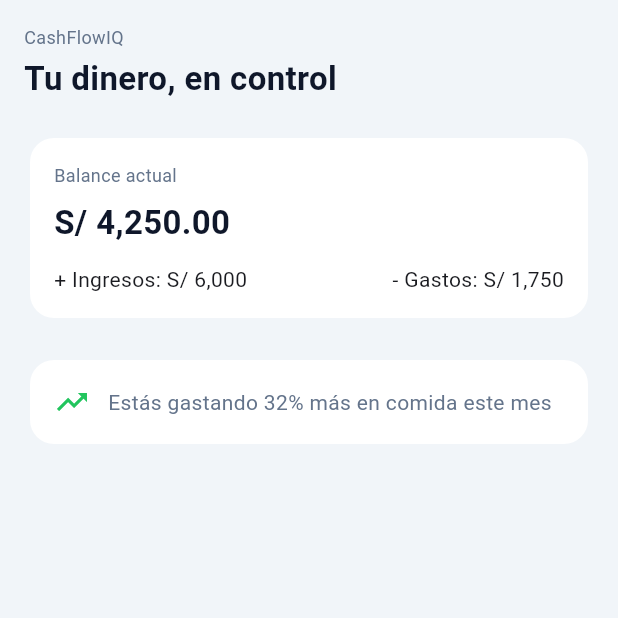
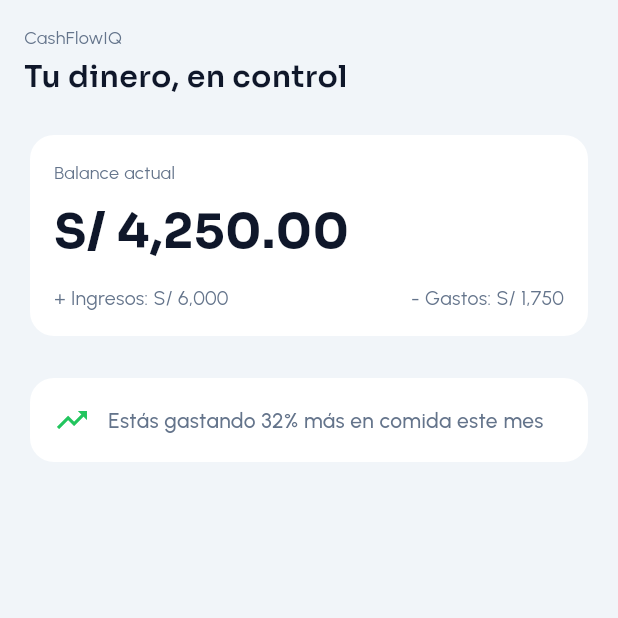
Before and after one commit to alechuertasfranco/cashflowiq, a Flutter app: the screen it shows after launch, on a phone screen of 412 x 824 dp, the top half of it. Run offline on Flutter 3.47's test engine with Material 3 defaults, Android fonts, the phone set to English and light mode, and no system bars; our stand-ins replace google_fonts.

Commit message:
feat: set final theme style

```diff
--- a/lib/core/theme/app_text_styles.dart
+++ b/lib/core/theme/app_text_styles.dart
@@ -1,12 +1,65 @@
 import 'package:flutter/material.dart';
+import 'package:google_fonts/google_fonts.dart';
 import 'app_colors.dart';
 
 class AppTextStyles {
-  static const heading = TextStyle(fontSize: 22, fontWeight: FontWeight.w600, color: AppColors.textPrimary);
+  // =========================
+  // 🔷 HEADINGS (Inter)
+  // =========================
 
-  static const title = TextStyle(fontSize: 18, fontWeight: FontWeight.w600, color: AppColors.textPrimary);
+  static TextStyle h100(BuildContext context) {
+    return GoogleFonts.sora(fontSize: 32, fontWeight: FontWeight.w700, color: AppColors.textPrimary);
+  }
 
-  static const body = TextStyle(fontSize: 14, color: AppColors.textSecondary);
+  static TextStyle h200(BuildContext context) {
+    return GoogleFonts.sora(fontSize: 24, fontWeight: FontWeight.w700, color: AppColors.textPrimary);
+  }
 
-  static const caption = TextStyle(fontSize: 12, color: AppColors.textSecondary);
+  static TextStyle h300(BuildContext context) {
+    return GoogleFonts.sora(fontSize: 20, fontWeight: FontWeight.w600, color: AppColors.textPrimary);
+  }
+
+  static TextStyle h400(BuildContext context) {
+    return GoogleFonts.sora(fontSize: 18, fontWeight: FontWeight.w600, color: AppColors.textPrimary);
+  }
+
+  static TextStyle h500(BuildContext context) {
+    return GoogleFonts.sora(fontSize: 16, fontWeight: FontWeight.w600, color: AppColors.textPrimary);
+  }
+
+  static TextStyle h600(BuildContext context) {
+    return GoogleFonts.sora(fontSize: 14, fontWeight: FontWeight.w600, color: AppColors.textPrimary);
+  }
+
+  // =========================
+  // 🔶 BODY (Poppins)
+  // =========================
+
+  static TextStyle subtitle1(BuildContext context) {
+    return GoogleFonts.urbanist(fontSize: 16, fontWeight: FontWeight.w500, color: AppColors.textPrimary);
+  }
+
+  static TextStyle subtitle2(BuildContext context) {
+    return GoogleFonts.urbanist(fontSize: 14, fontWeight: FontWeight.w500, color: AppColors.textSecondary);
+  }
+
+  static TextStyle body1(BuildContext context) {
+    return GoogleFonts.urbanist(fontSize: 14, fontWeight: FontWeight.w400, color: AppColors.textPrimary);
+  }
+
+  static TextStyle body2(BuildContext context) {
+    return GoogleFonts.urbanist(fontSize: 13, fontWeight: FontWeight.w400, color: AppColors.textSecondary);
+  }
+
+  static TextStyle caption(BuildContext context) {
+    return GoogleFonts.urbanist(fontSize: 12, fontWeight: FontWeight.w400, color: AppColors.textSecondary);
+  }
+
+  // =========================
+  // 💰 Personalizado
+  // =========================
+
+  static TextStyle balance(BuildContext context) {
+    return GoogleFonts.sora(fontSize: 28, fontWeight: FontWeight.w700, color: AppColors.textPrimary);
+  }
 }
--- a/lib/core/theme/app_theme.dart
+++ b/lib/core/theme/app_theme.dart
@@ -1,17 +1,15 @@
 import 'package:flutter/material.dart';
+import 'package:google_fonts/google_fonts.dart';
 import 'app_colors.dart';
 
 class AppTheme {
   static ThemeData get light {
-    return ThemeData(
-      useMaterial3: true,
-      scaffoldBackgroundColor: AppColors.background,
-
+    final base = ThemeData(useMaterial3: true, scaffoldBackgroundColor: AppColors.background);
+    return base.copyWith(
+      textTheme: GoogleFonts.interTextTheme(base.textTheme),
       colorScheme: ColorScheme.fromSeed(seedColor: AppColors.primary, primary: AppColors.primary, secondary: AppColors.secondary),
-
       appBarTheme: const AppBarTheme(backgroundColor: Colors.transparent, elevation: 0, foregroundColor: AppColors.textPrimary),
-
-      cardTheme: CardTheme(
+      cardTheme: CardThemeData(
         color: AppColors.surface,
         elevation: 0,
         shape: RoundedRectangleBorder(borderRadius: BorderRadius.circular(16)),
--- a/lib/features/dashboard/presentation/dashboard_screen.dart
+++ b/lib/features/dashboard/presentation/dashboard_screen.dart
@@ -11,10 +11,7 @@ class DashboardScreen extends StatelessWidget {
       body: SafeArea(
         child: Padding(
           padding: const EdgeInsets.all(16),
-          child: Column(
-            crossAxisAlignment: CrossAxisAlignment.start,
-            children: [_Header(), const SizedBox(height: 20), _BalanceCard(), const SizedBox(height: 20), _InsightsCard()],
-          ),
+          child: Column(crossAxisAlignment: CrossAxisAlignment.start, children: const [_Header(), SizedBox(height: 20), _BalanceCard(), SizedBox(height: 20), _InsightsCard()]),
         ),
       ),
     );
@@ -22,20 +19,24 @@ class DashboardScreen extends StatelessWidget {
 }
 
 class _Header extends StatelessWidget {
+  const _Header();
+
   @override
   Widget build(BuildContext context) {
     return Column(
       crossAxisAlignment: CrossAxisAlignment.start,
-      children: const [
-        Text("CashFlowIQ", style: AppTextStyles.caption),
-        SizedBox(height: 4),
-        Text("Tu dinero, en control", style: AppTextStyles.heading),
+      children: [
+        Text("CashFlowIQ", style: AppTextStyles.caption(context)),
+        const SizedBox(height: 4),
+        Text("Tu dinero, en control", style: AppTextStyles.h300(context)),
       ],
     );
   }
 }
 
 class _BalanceCard extends StatelessWidget {
+  const _BalanceCard();
+
   @override
   Widget build(BuildContext context) {
     return Card(
@@ -44,12 +45,17 @@ class _BalanceCard extends StatelessWidget {
         child: Column(
           crossAxisAlignment: CrossAxisAlignment.start,
           children: [
-            const Text("Balance actual", style: AppTextStyles.caption),
+            Text("Balance actual", style: AppTextStyles.caption(context)),
             const SizedBox(height: 8),
-            const Text("S/ 4,250.00", style: AppTextStyles.heading),
+            Text("S/ 4,250.00", style: AppTextStyles.h100(context)),
             const SizedBox(height: 12),
-
-            Row(mainAxisAlignment: MainAxisAlignment.spaceBetween, children: const [Text("+ Ingresos: S/ 6,000"), Text("- Gastos: S/ 1,750")]),
+            Row(
+              mainAxisAlignment: MainAxisAlignment.spaceBetween,
+              children: [
+                Text("+ Ingresos: S/ 6,000", style: AppTextStyles.body2(context)),
+                Text("- Gastos: S/ 1,750", style: AppTextStyles.body2(context)),
+              ],
+            ),
           ],
         ),
       ),
@@ -58,16 +64,18 @@ class _BalanceCard extends StatelessWidget {
 }
 
 class _InsightsCard extends StatelessWidget {
+  const _InsightsCard();
+
   @override
   Widget build(BuildContext context) {
     return Card(
       child: Padding(
         padding: const EdgeInsets.all(16),
         child: Row(
-          children: const [
-            Icon(Icons.trending_up, color: AppColors.success),
-            SizedBox(width: 12),
-            Expanded(child: Text("Estás gastando 32% más en comida este mes", style: AppTextStyles.body)),
+          children: [
+            const Icon(Icons.trending_up, color: AppColors.success),
+            const SizedBox(width: 12),
+            Expanded(child: Text("Estás gastando 32% más en comida este mes", style: AppTextStyles.subtitle2(context))),
           ],
         ),
       ),
--- a/pubspec.yaml
+++ b/pubspec.yaml
@@ -2,7 +2,7 @@ name: cashflowiq
 description: "A new Flutter project."
 # The following line prevents the package from being accidentally published to
 # pub.dev using `flutter pub publish`. This is preferred for private packages.
-publish_to: 'none' # Remove this line if you wish to publish to pub.dev
+publish_to: "none" # Remove this line if you wish to publish to pub.dev
 
 # The following defines the version and build number for your application.
 # A version number is three numbers separated by dots, like 1.2.43
@@ -30,6 +30,7 @@ environment:
 dependencies:
   flutter:
     sdk: flutter
+  google_fonts: ^6.2.1
 
   # The following adds the Cupertino Icons font to your application.
   # Use with the CupertinoIcons class for iOS style icons.
@@ -51,7 +52,6 @@ dev_dependencies:
 
 # The following section is specific to Flutter packages.
 flutter:
-
   # The following line ensures that the Material Icons font is
   # included with your application, so that you can use the icons in
   # the material Icons class.
```
Also changed, not shown: pubspec.lock, 1 other file.
